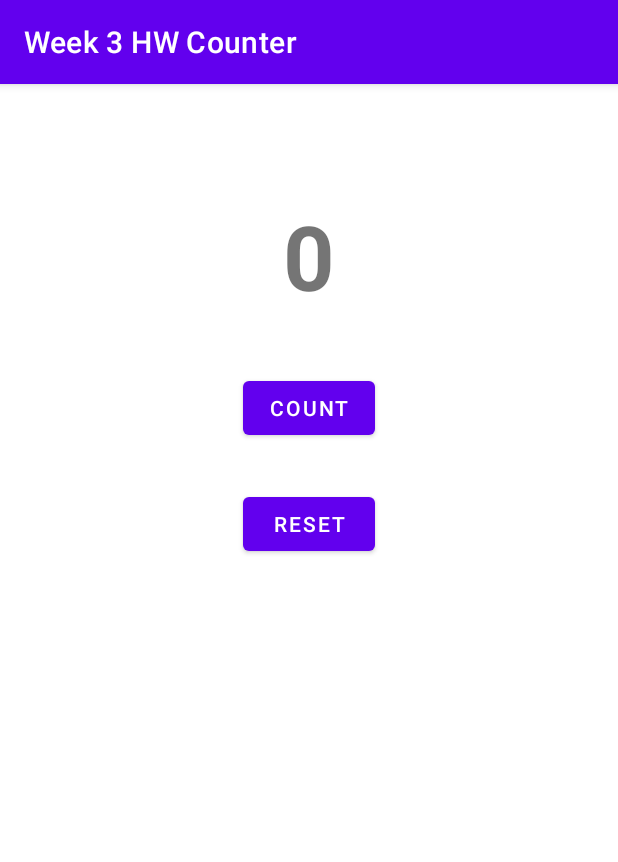
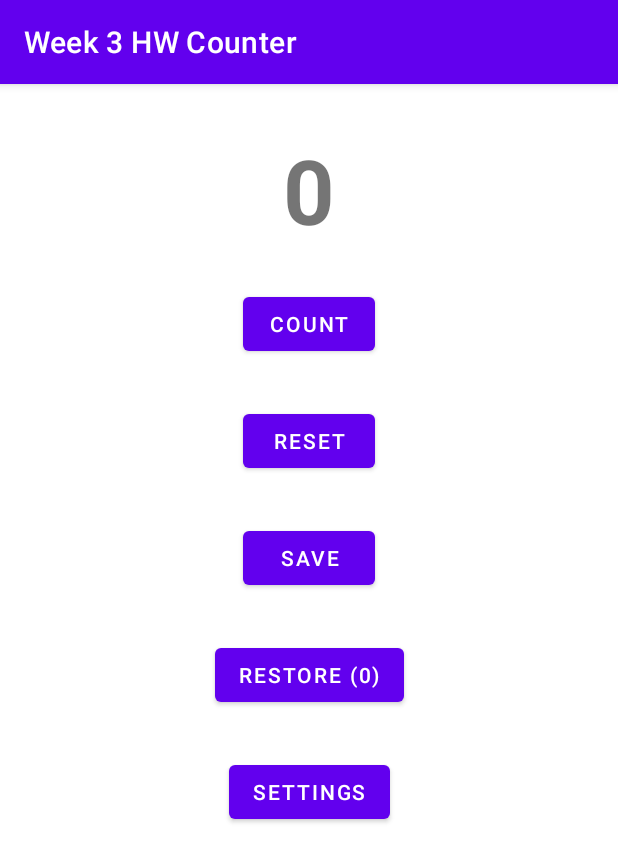
Before and after one commit to HR-CMGT/PRG07-2020-2021, an Android app: the screen it shows after launch (MainActivity), on a phone screen of 412 x 824 dp. Shown: the top 862 px of the screen. Run offline under Robolectric (Android 15) with nearby library versions, the phone set to English and light mode, and no system bars.

Commit message:
Settings toegevoegd (huiswerk week 5)

```diff
--- a/Week3HWCounter/app/src/main/AndroidManifest.xml
+++ b/Week3HWCounter/app/src/main/AndroidManifest.xml
@@ -9,6 +9,7 @@
         android:roundIcon="@mipmap/ic_launcher_round"
         android:supportsRtl="true"
         android:theme="@style/Theme.Week3HWCounter">
+        <activity android:name=".SettingsActivity"></activity>
         <activity android:name=".MainActivity">
             <intent-filter>
                 <action android:name="android.intent.action.MAIN" />
--- a/Week3HWCounter/app/src/main/java/nl/hr/cmtprg037/week3hwcounter/MainActivity.java
+++ b/Week3HWCounter/app/src/main/java/nl/hr/cmtprg037/week3hwcounter/MainActivity.java
@@ -2,16 +2,26 @@ package nl.hr.cmtprg037.week3hwcounter;
 
 import androidx.appcompat.app.AppCompatActivity;
 
+import android.content.Intent;
 import android.os.Bundle;
+import android.preference.PreferenceManager;
 import android.util.Log;
 import android.view.View;
+import android.widget.Button;
 import android.widget.TextView;
 import android.widget.Toast;
+
+// opdracht week 3 (count en reset) en 5 (save, restore en settings)
 
 public class MainActivity extends AppCompatActivity {
 
     // houd de teller bij in een variabele voor de hele activity
     private int counter = 0;
+    public final static String LOG_TAG = "Week3 en 5";
+    public final static String PREF_COUNTER = "counter";
+    public final static int PREF_COUNTER_DEFAULT = 0;
+    public final static String PREF_BACKWARDS = "check_box_backwards";
+    public final static boolean PREF_BACKWARDS_DEFAULT = false;
 
     @Override
     protected void onCreate(Bundle savedInstanceState) {
@@ -19,6 +29,7 @@ public class MainActivity extends AppCompatActivity {
         setContentView(R.layout.activity_main);
 
         updateCounter();
+        updateRestoreButton();
     }
 
     @Override
@@ -58,7 +69,12 @@ public class MainActivity extends AppCompatActivity {
     }
 
     public void onCount(View v) {
-        counter++;
+        if (PreferenceManager.getDefaultSharedPreferences(this).getBoolean(PREF_BACKWARDS, PREF_BACKWARDS_DEFAULT)) {
+            counter--;
+        } else {
+            counter++;
+        }
+
         updateCounter();
     }
 
@@ -69,9 +85,35 @@ public class MainActivity extends AppCompatActivity {
         updateCounter();
     }
 
+    public void saveCounter(View v) {
+        // save counter to local prefs
+        getPreferences(MODE_PRIVATE).edit().putInt(PREF_COUNTER, counter).commit();
+        // update restore button
+        updateRestoreButton();
+    }
+
+    public void restoreCounter(View v) {
+        counter = getPreferences(MODE_PRIVATE).getInt(PREF_COUNTER, PREF_COUNTER_DEFAULT);
+        updateCounter();
+    }
+
+    public void openSettings(View v) {
+        Intent i = new Intent(this, SettingsActivity.class);
+        startActivity(i);
+    }
+
     private void updateCounter() {
         Log.d("Week3 HW", "Counter: " + counter);
+
+        // in week 3 gebruikten we nog 'hard coded' tags, in week 5 kunnen we dat natuurlijk netter
+        Log.d(LOG_TAG, "Counter: " + counter);
         TextView tv = findViewById(R.id.textView_counter);
         tv.setText(counter + "");
     }
+
+    private void updateRestoreButton() {
+        Button b = findViewById(R.id.button_restore);
+        int i = getPreferences(MODE_PRIVATE).getInt(PREF_COUNTER, 0);
+        b.setText("Restore (" + i + ")");
+    }
 }
--- a/Week3HWCounter/app/src/main/res/layout/activity_main.xml
+++ b/Week3HWCounter/app/src/main/res/layout/activity_main.xml
@@ -10,7 +10,7 @@
         android:id="@+id/textView_counter"
         android:layout_width="wrap_content"
         android:layout_height="wrap_content"
-        android:layout_marginTop="74dp"
+        android:layout_marginTop="30dp"
         android:textAlignment="textEnd"
         android:textSize="60sp"
         android:textStyle="bold"
@@ -23,7 +23,7 @@
         android:id="@+id/button_count"
         android:layout_width="wrap_content"
         android:layout_height="wrap_content"
-        android:layout_marginTop="37dp"
+        android:layout_marginTop="25dp"
         android:onClick="onCount"
         android:text="@string/btn_count"
         app:layout_constraintEnd_toEndOf="parent"
@@ -34,10 +34,44 @@
         android:id="@+id/button_reset"
         android:layout_width="wrap_content"
         android:layout_height="wrap_content"
-        android:layout_marginTop="29dp"
+        android:layout_marginTop="30dp"
         android:onClick="onReset"
         android:text="@string/btn_reset"
-        app:layout_constraintStart_toStartOf="@+id/button_count"
+        app:layout_constraintEnd_toEndOf="parent"
+        app:layout_constraintStart_toStartOf="parent"
         app:layout_constraintTop_toBottomOf="@+id/button_count" />
 
+    <Button
+        android:id="@+id/button_save"
+        android:layout_width="wrap_content"
+        android:layout_height="wrap_content"
+        android:layout_marginTop="30dp"
+        android:onClick="saveCounter"
+        android:text="@string/btn_save"
+        app:layout_constraintEnd_toEndOf="parent"
+        app:layout_constraintStart_toStartOf="parent"
+        app:layout_constraintTop_toBottomOf="@+id/button_reset" />
+
+    <Button
+        android:id="@+id/button_restore"
+        android:layout_width="wrap_content"
+        android:layout_height="wrap_content"
+        android:layout_marginTop="30dp"
+        android:onClick="restoreCounter"
+        android:text="@string/btn_restore"
+        app:layout_constraintEnd_toEndOf="parent"
+        app:layout_constraintStart_toStartOf="parent"
+        app:layout_constraintTop_toBottomOf="@+id/button_save" />
+
+    <Button
+        android:id="@+id/button_settings"
+        android:layout_width="wrap_content"
+        android:layout_height="wrap_content"
+        android:layout_marginTop="30dp"
+        android:onClick="openSettings"
+        android:text="@string/btn_settings"
+        app:layout_constraintEnd_toEndOf="parent"
+        app:layout_constraintStart_toStartOf="parent"
+        app:layout_constraintTop_toBottomOf="@+id/button_restore" />
+
 </androidx.constraintlayout.widget.ConstraintLayout>
--- a/Week3HWCounter/app/src/main/res/values/strings.xml
+++ b/Week3HWCounter/app/src/main/res/values/strings.xml
@@ -2,4 +2,7 @@
     <string name="app_name">Week 3 HW Counter</string>
     <string name="btn_count">Count</string>
     <string name="btn_reset">Reset</string>
+    <string name="btn_restore">Restore</string>
+    <string name="btn_save">Save</string>
+    <string name="btn_settings">Settings</string>
 </resources>
```
